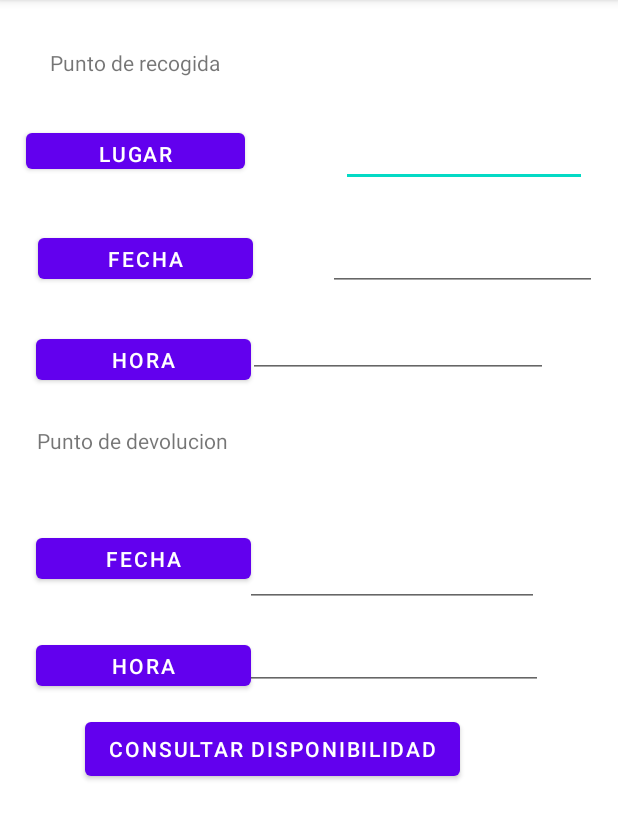
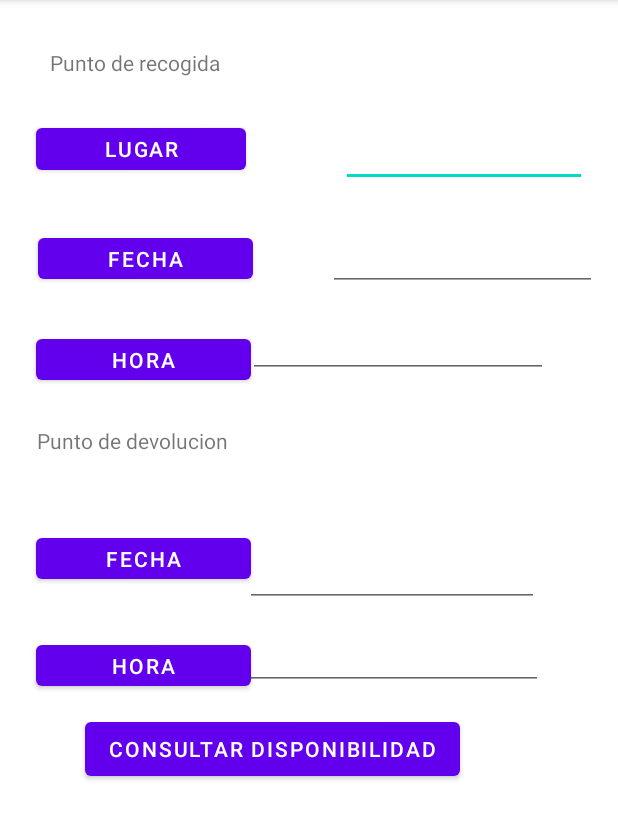
Before and after one commit to dieruiper/Alquiler-App, an Android app: the Activity_Reservar_Vehiculos screen opened directly, with no data from a screen before it, on a phone screen of 412 x 824 dp, the part 84-924 px from its top. Run offline under Robolectric (Android 15) with nearby library versions, the phone set to English and light mode, and no system bars.

Commit message:
version 1.2

```diff
--- a/app/src/main/java/com/example/mapaestaciones/Activity_Reservar_Vehiculos.java
+++ b/app/src/main/java/com/example/mapaestaciones/Activity_Reservar_Vehiculos.java
@@ -16,7 +16,7 @@ import java.util.Calendar;
 
 public class Activity_Reservar_Vehiculos extends AppCompatActivity implements View.OnClickListener {
 
-    Button bfecha,bhora,bfecha2,bhora2;
+    Button bfecha,bhora,bfecha2,bhora2, bmapa;
     EditText efecha,ehora,efecha2,ehora2;
     private int dia,mes,ano,hora,minutos;
     /*
@@ -84,71 +84,74 @@ public class Activity_Reservar_Vehiculos extends AppCompatActivity implements Vi
     @Override
     public void onClick(View v) {
 
-        if(v ==bfecha){
-            final Calendar c= Calendar.getInstance();
-            dia=c.get(Calendar.DAY_OF_MONTH);
-            mes=c.get(Calendar.MONTH);
-            ano=c.get(Calendar.YEAR);
-            DatePickerDialog datePickerDialog= new DatePickerDialog(this, new DatePickerDialog.OnDateSetListener() {
+        if (v == bfecha) {
+            final Calendar c = Calendar.getInstance();
+            dia = c.get(Calendar.DAY_OF_MONTH);
+            mes = c.get(Calendar.MONTH);
+            ano = c.get(Calendar.YEAR);
+            DatePickerDialog datePickerDialog = new DatePickerDialog(this, new DatePickerDialog.OnDateSetListener() {
                 @Override
                 public void onDateSet(DatePicker view, int year, int monthOfYear, int dayOfMonth) {
-                    efecha.setText(dayOfMonth+"/"+(monthOfYear+1)+"/"+year);
+                    efecha.setText(dayOfMonth + "/" + (monthOfYear + 1) + "/" + year);
 
                 }
             }
-                    ,dia,mes,ano);
+                    , dia, mes, ano);
             datePickerDialog.show();
-        }if(v==bhora){
-            final Calendar c= Calendar.getInstance();
-            hora=c.get(Calendar.HOUR_OF_DAY);
-            minutos=c.get(Calendar.MINUTE);
+        }
+        if (v == bhora) {
+            final Calendar c = Calendar.getInstance();
+            hora = c.get(Calendar.HOUR_OF_DAY);
+            minutos = c.get(Calendar.MINUTE);
             TimePickerDialog timePickerDialog = new TimePickerDialog(this, new TimePickerDialog.OnTimeSetListener() {
                 @Override
                 public void onTimeSet(TimePicker view, int hourOfDay, int minute) {
-                    ehora.setText(hourOfDay+":"+minute);
+                    ehora.setText(hourOfDay + ":" + minute);
 
                 }
-            },hora,minutos,false);
+            }, hora, minutos, false);
             timePickerDialog.show();
         }
-        if(v ==bfecha2){
-            final Calendar c= Calendar.getInstance();
-            dia=c.get(Calendar.DAY_OF_MONTH);
-            mes=c.get(Calendar.MONTH);
-            ano=c.get(Calendar.YEAR);
-            DatePickerDialog datePickerDialog= new DatePickerDialog(this, new DatePickerDialog.OnDateSetListener() {
+        if (v == bfecha2) {
+            final Calendar c = Calendar.getInstance();
+            dia = c.get(Calendar.DAY_OF_MONTH);
+            mes = c.get(Calendar.MONTH);
+            ano = c.get(Calendar.YEAR);
+            DatePickerDialog datePickerDialog = new DatePickerDialog(this, new DatePickerDialog.OnDateSetListener() {
                 @Override
                 public void onDateSet(DatePicker view, int year, int monthOfYear, int dayOfMonth) {
-                    efecha2.setText(dayOfMonth+"/"+(monthOfYear+1)+"/"+year);
+                    efecha2.setText(dayOfMonth + "/" + (monthOfYear + 1) + "/" + year);
 
                 }
             }
-                    ,dia,mes,ano);
+                    , dia, mes, ano);
             datePickerDialog.show();
-        }if(v==bhora2){
-            final Calendar c= Calendar.getInstance();
-            hora=c.get(Calendar.HOUR_OF_DAY);
-            minutos=c.get(Calendar.MINUTE);
+        }
+        if (v == bhora2) {
+            final Calendar c = Calendar.getInstance();
+            hora = c.get(Calendar.HOUR_OF_DAY);
+            minutos = c.get(Calendar.MINUTE);
             TimePickerDialog timePickerDialog = new TimePickerDialog(this, new TimePickerDialog.OnTimeSetListener() {
                 @Override
                 public void onTimeSet(TimePicker view, int hourOfDay, int minute) {
-                    ehora2.setText(hourOfDay+":"+minute);
+                    ehora2.setText(hourOfDay + ":" + minute);
 
                 }
-            },hora,minutos,false);
+            }, hora, minutos, false);
             timePickerDialog.show();
         }
     }
+    public void Actividad_Maps (View view){
+        Intent mapas_adelante = new Intent(getApplicationContext(), Mapa_con_las_oficinas.class);
+        startActivity(mapas_adelante);
+    }
 
-    public void Consultar_Disponibilidad(View view){
-
+    public void Consultar_Disponibilidad(View view) {
         Intent myIntent=new Intent(Activity_Reservar_Vehiculos.this,Resumen_Reserva.class);
         Bundle miBundle=new Bundle();
         miBundle.putString("fecha_recogida",efecha.getText().toString());
         myIntent.putExtras(miBundle);
         startActivity(myIntent);
 
-
     }
-
 }
--- a/app/src/main/res/layout/activity_main.xml
+++ b/app/src/main/res/layout/activity_main.xml
@@ -14,13 +14,6 @@
         tools:layout_editor_absoluteY="73dp">
 
         <Button
-            android:id="@+id/btn_ofi_map"
-            android:onClick="Actividad_Maps"
-            android:layout_width="match_parent"
-            android:layout_height="wrap_content"
-            android:text="Oficinas en el mapa" />
-
-        <Button
             android:id="@+id/btn_res_veh"
             android:onClick="Actividad_Reserva_adelante"
             android:layout_width="match_parent"
--- a/app/src/main/res/layout/activity_reservar_vehiculos.xml
+++ b/app/src/main/res/layout/activity_reservar_vehiculos.xml
@@ -29,7 +29,7 @@
         app:layout_constraintTop_toTopOf="parent" />
 
     <EditText
-        android:id="@+id/editTextTextPersonName"
+        android:id="@+id/elugar"
         android:layout_width="164dp"
         android:layout_height="45dp"
         android:layout_marginTop="28dp"
@@ -51,7 +51,7 @@
         app:layout_constraintEnd_toStartOf="@+id/efecha"
         app:layout_constraintHorizontal_bias="0.154"
         app:layout_constraintStart_toStartOf="parent"
-        app:layout_constraintTop_toBottomOf="@+id/editTextTextPersonName" />
+        app:layout_constraintTop_toBottomOf="@+id/elugar" />
 
     <EditText
         android:id="@+id/efecha"
@@ -63,7 +63,7 @@
         app:layout_constraintEnd_toEndOf="parent"
         app:layout_constraintHorizontal_bias="0.939"
         app:layout_constraintStart_toStartOf="parent"
-        app:layout_constraintTop_toBottomOf="@+id/editTextTextPersonName" />
+        app:layout_constraintTop_toBottomOf="@+id/elugar" />
 
     <Button
         android:id="@+id/bhora"
@@ -112,7 +112,7 @@
         app:layout_constraintEnd_toStartOf="@+id/efecha"
         app:layout_constraintHorizontal_bias="0.133"
         app:layout_constraintStart_toStartOf="parent"
-        app:layout_constraintTop_toBottomOf="@+id/editTextTextPersonName" />
+        app:layout_constraintTop_toBottomOf="@+id/elugar" />
 
     <EditText
         android:id="@+id/efecha2"
@@ -124,7 +124,7 @@
         app:layout_constraintEnd_toEndOf="parent"
         app:layout_constraintHorizontal_bias="0.756"
         app:layout_constraintStart_toStartOf="parent"
-        app:layout_constraintTop_toBottomOf="@+id/editTextTextPersonName" />
+        app:layout_constraintTop_toBottomOf="@+id/elugar" />
 
     <Button
         android:id="@+id/bhora2"
@@ -153,16 +153,14 @@
 
     <Button
         android:id="@+id/btn_mapa_reserva"
-        android:layout_width="146dp"
-        android:layout_height="36dp"
-        android:layout_marginTop="20dp"
+        android:layout_width="140dp"
+        android:layout_height="40dp"
+        android:layout_marginTop="28dp"
+        android:text="Lugar"
         android:onClick="Actividad_Maps"
-        android:text="@string/btn_mapa_reserva"
-        app:layout_constraintBottom_toTopOf="@+id/bfecha"
-        app:layout_constraintEnd_toEndOf="parent"
-        app:layout_constraintHorizontal_bias="0.065"
+        app:layout_constraintEnd_toStartOf="@+id/elugar"
+        app:layout_constraintHorizontal_bias="0.275"
         app:layout_constraintStart_toStartOf="parent"
-        app:layout_constraintTop_toBottomOf="@+id/punto_recogida"
-        app:layout_constraintVertical_bias="0.243" />
+        app:layout_constraintTop_toBottomOf="@+id/punto_recogida" />
 
 </androidx.constraintlayout.widget.ConstraintLayout>
```
